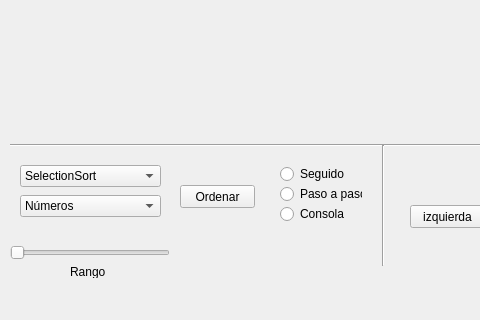
Qt form mainwindow.ui (KendallTencio/PR1C-Ordenamientos) before a commit; both pictures show x 0 to 480 and y 175 to 495 of the 653 by 495 pixel window.
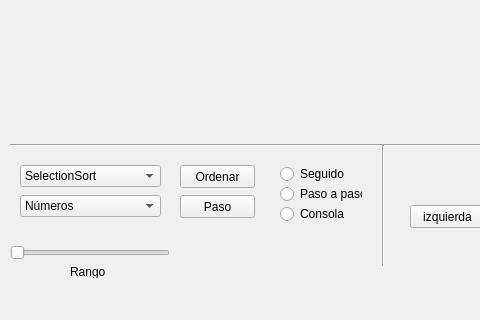
The same form after that commit. Icons and pictures are not drawn.

What changed in the file:
```diff
--- a/mainwindow.ui
+++ b/mainwindow.ui
@@ -108,7 +108,7 @@
     <property name="geometry">
      <rect>
       <x>180</x>
-      <y>360</y>
+      <y>340</y>
       <width>75</width>
       <height>23</height>
      </rect>
@@ -290,6 +290,19 @@
      <string>Rango</string>
     </property>
    </widget>
+   <widget class="QPushButton" name="pushButton_2">
+    <property name="geometry">
+     <rect>
+      <x>180</x>
+      <y>370</y>
+      <width>75</width>
+      <height>23</height>
+     </rect>
+    </property>
+    <property name="text">
+     <string>Paso</string>
+    </property>
+   </widget>
   </widget>
   <widget class="QMenuBar" name="menuBar">
    <property name="geometry">
```
